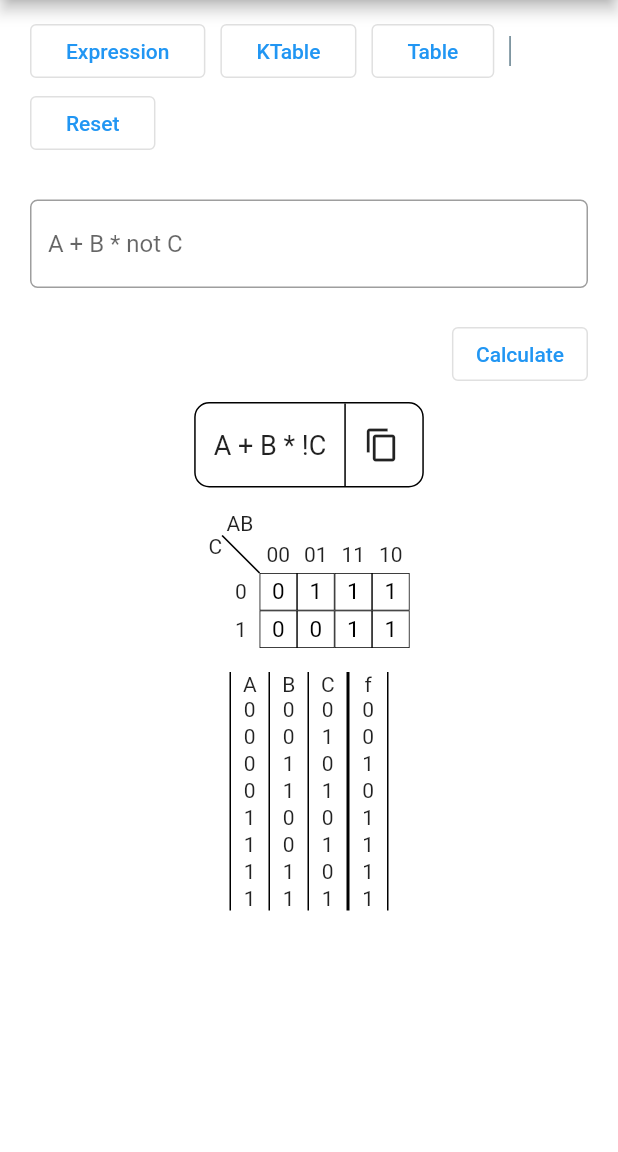
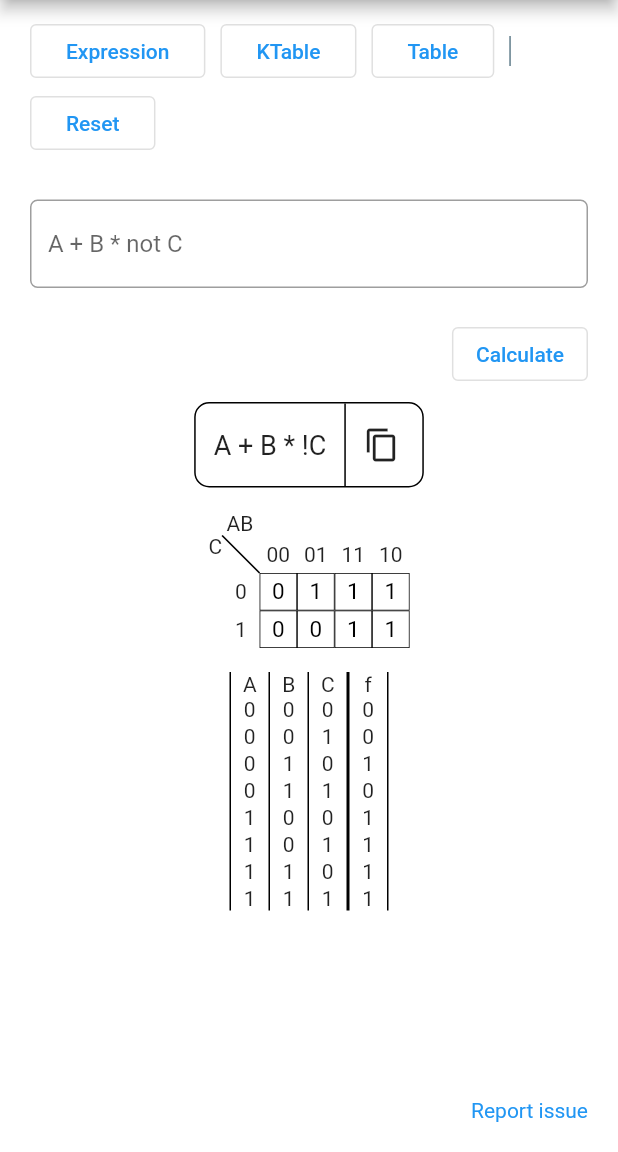
Before and after one commit to FranMaric/diglog, a Flutter app: the screen it shows after launch, on a phone screen of 412 x 824 dp, the part 84-1236 px from its top. Run offline on Flutter 3.47's test engine with Material 2 defaults, Android fonts, the phone set to English and light mode, and no system bars; our stand-ins replace cloud_firestore, url_strategy; missing offline and left inert: dart:html, platform_detect; accounts and stored records are empty.

Commit message:
Added Report issue button

```diff
--- a/lib/app.dart
+++ b/lib/app.dart
@@ -1,3 +1,4 @@
+import 'package:diglog/widgets/LinkButton.dart';
 import 'package:flutter/material.dart';
 
 //Widgets
@@ -33,7 +34,10 @@ class App extends StatelessWidget {
       body: Scrollbar(
         controller: controller,
         showTrackOnHover: true,
-        child: SingleChildScrollView(
+        child: Stack(
+          fit: StackFit.expand,
+          children: [
+            SingleChildScrollView(
               controller: controller,
               child: LayoutBuilder(
                   builder: (BuildContext context, BoxConstraints constraints) {
@@ -59,6 +63,16 @@ class App extends StatelessWidget {
                   );
               }),
             ),
+            Positioned(
+              bottom: 10,
+              right: 10,
+              child: LinkButton(
+                text: "Report issue",
+                url: "https://github.com/FranMaric/diglog/issues/new",
+              ),
+            )
+          ],
+        ),
       ),
     );
   }
```
Lines whose indentation alone changed are shown as unchanged.
